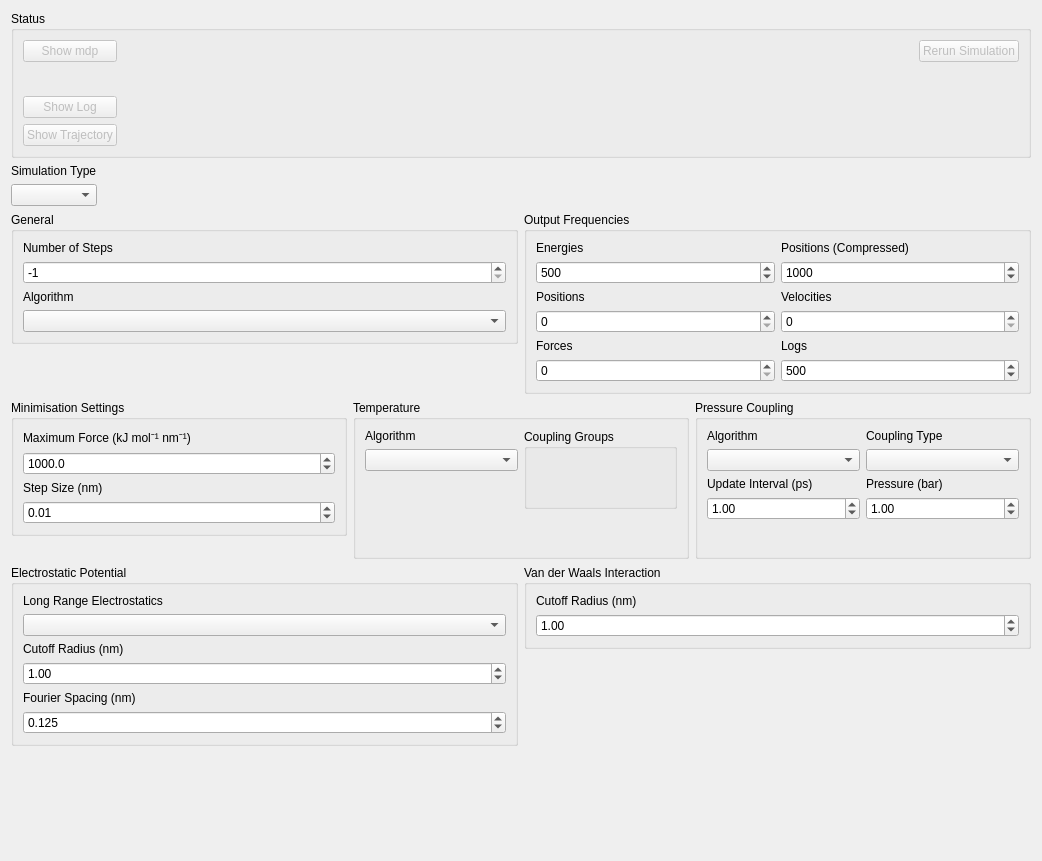
Qt form ui/simulationsetupform.ui (breuerss/gromacs-ui) before a commit.
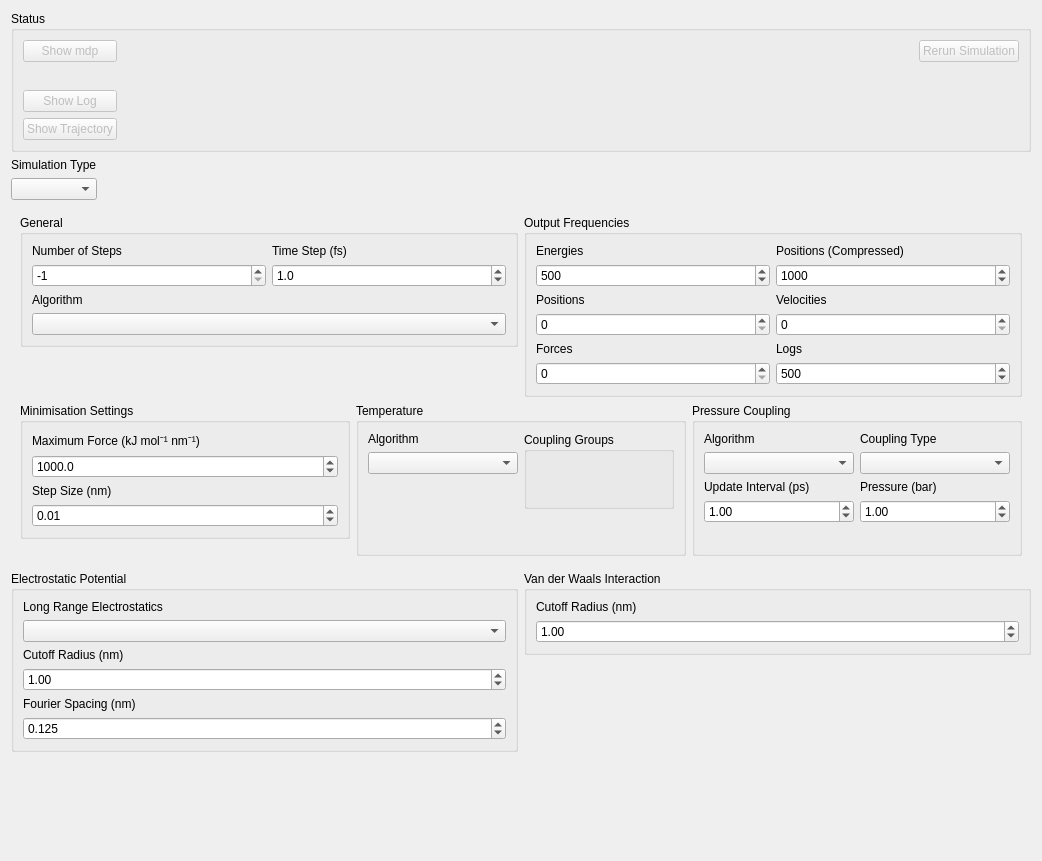
The same form after that commit. Icons and pictures are not drawn.

```diff
--- a/ui/simulationsetupform.ui
+++ b/ui/simulationsetupform.ui
@@ -159,69 +159,8 @@
    </item>
    <item>
     <widget class="QWidget" name="settingsWidget" native="true">
-     <layout class="QVBoxLayout" name="verticalLayout_18">
-      <property name="leftMargin">
-       <number>0</number>
-      </property>
-      <property name="topMargin">
-       <number>0</number>
-      </property>
-      <property name="rightMargin">
-       <number>0</number>
-      </property>
-      <property name="bottomMargin">
-       <number>0</number>
-      </property>
-      <item>
-       <layout class="QHBoxLayout" name="horizontalLayout">
-        <item alignment="Qt::AlignTop">
-         <widget class="QGroupBox" name="generalGroup">
-          <property name="title">
-           <string>General</string>
-          </property>
-          <layout class="QVBoxLayout" name="verticalLayout_8">
-           <item>
-            <layout class="QVBoxLayout" name="verticalLayout_2">
-             <item>
-              <widget class="QLabel" name="noOfStepsLabel">
-               <property name="text">
-                <string>Number of Steps</string>
-               </property>
-              </widget>
-             </item>
-             <item>
-              <widget class="QSpinBox" name="numberOfSteps">
-               <property name="minimum">
-                <number>-1</number>
-               </property>
-               <property name="maximum">
-                <number>99999999</number>
-               </property>
-               <property name="value">
-                <number>-1</number>
-               </property>
-              </widget>
-             </item>
-            </layout>
-           </item>
-           <item>
-            <layout class="QVBoxLayout" name="verticalLayout_3">
-             <item>
-              <widget class="QLabel" name="algorithmLabel">
-               <property name="text">
-                <string>Algorithm</string>
-               </property>
-              </widget>
-             </item>
-             <item>
-              <widget class="QComboBox" name="algorithm"/>
-             </item>
-            </layout>
-           </item>
-          </layout>
-         </widget>
-        </item>
-        <item alignment="Qt::AlignTop">
+     <layout class="QGridLayout" name="gridLayout_3">
+      <item row="0" column="1">
          <widget class="QGroupBox" name="outputSettingsGroup">
           <property name="title">
            <string>Output Frequencies</string>
@@ -342,9 +281,7 @@
           </layout>
          </widget>
         </item>
-       </layout>
-      </item>
-      <item>
+      <item row="1" column="0" colspan="2">
        <layout class="QHBoxLayout" name="horizontalLayout_2">
         <item alignment="Qt::AlignTop">
          <widget class="QGroupBox" name="minimisationGroup">
@@ -592,6 +529,81 @@
         </item>
        </layout>
       </item>
+      <item row="0" column="0" alignment="Qt::AlignTop">
+       <widget class="QGroupBox" name="generalGroup">
+        <property name="title">
+         <string>General</string>
+        </property>
+        <layout class="QVBoxLayout" name="verticalLayout_18">
+         <item>
+          <layout class="QHBoxLayout" name="horizontalLayout">
+           <item>
+            <layout class="QVBoxLayout" name="verticalLayout_2">
+             <item>
+              <widget class="QLabel" name="noOfStepsLabel">
+               <property name="text">
+                <string>Number of Steps</string>
+               </property>
+              </widget>
+             </item>
+             <item>
+              <widget class="QSpinBox" name="numberOfSteps">
+               <property name="minimum">
+                <number>-1</number>
+               </property>
+               <property name="maximum">
+                <number>99999999</number>
+               </property>
+               <property name="value">
+                <number>-1</number>
+               </property>
+              </widget>
+             </item>
+            </layout>
+           </item>
+           <item>
+            <layout class="QVBoxLayout" name="verticalLayout_8">
+             <item>
+              <widget class="QLabel" name="timeStepLabel">
+               <property name="text">
+                <string>Time Step (fs)</string>
+               </property>
+              </widget>
+             </item>
+             <item>
+              <widget class="QDoubleSpinBox" name="timeStep">
+               <property name="decimals">
+                <number>1</number>
+               </property>
+               <property name="maximum">
+                <double>10000.000000000000000</double>
+               </property>
+               <property name="value">
+                <double>1.000000000000000</double>
+               </property>
+              </widget>
+             </item>
+            </layout>
+           </item>
+          </layout>
+         </item>
+         <item>
+          <layout class="QVBoxLayout" name="verticalLayout_3">
+           <item>
+            <widget class="QLabel" name="algorithmLabel">
+             <property name="text">
+              <string>Algorithm</string>
+             </property>
+            </widget>
+           </item>
+           <item>
+            <widget class="QComboBox" name="algorithm"/>
+           </item>
+          </layout>
+         </item>
+        </layout>
+       </widget>
+      </item>
      </layout>
     </widget>
    </item>
```
Lines whose indentation alone changed are shown as unchanged.
